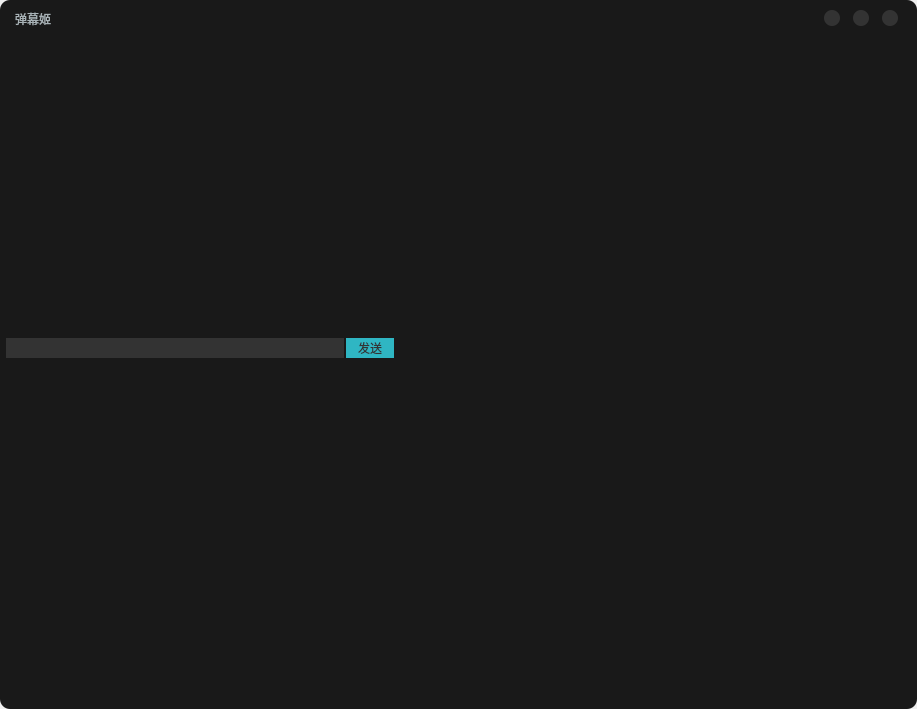
The window that danmuji.ui (HugoRoyic/bilibili-live-danmu) describes before a commit, drawn with Qt 5.
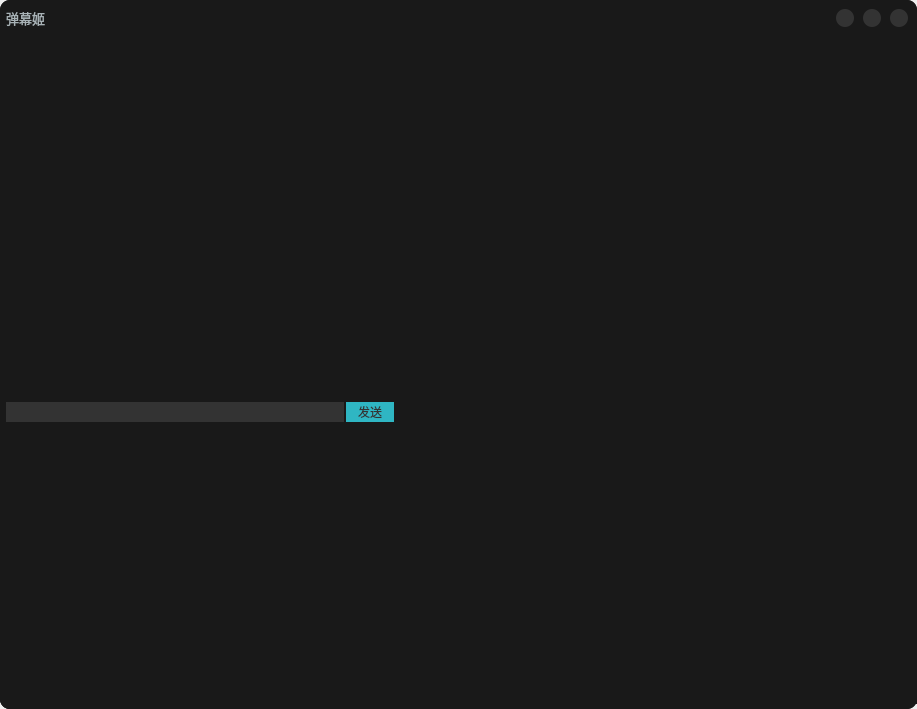
The same window after the commit.

What changed in the file:
```diff
--- a/danmuji.ui
+++ b/danmuji.ui
@@ -70,13 +70,13 @@
         <number>0</number>
        </property>
        <property name="leftMargin">
-        <number>6</number>
+        <number>0</number>
        </property>
        <property name="topMargin">
-        <number>6</number>
+        <number>0</number>
        </property>
        <property name="rightMargin">
-        <number>6</number>
+        <number>0</number>
        </property>
        <property name="bottomMargin">
         <number>0</number>
@@ -86,13 +86,13 @@
          <property name="minimumSize">
           <size>
            <width>0</width>
-           <height>25</height>
+           <height>30</height>
           </size>
          </property>
          <property name="maximumSize">
           <size>
            <width>16777215</width>
-           <height>25</height>
+           <height>30</height>
           </size>
          </property>
          <property name="frameShape">
@@ -109,7 +109,7 @@
            <number>0</number>
           </property>
           <property name="topMargin">
-           <number>0</number>
+           <number>6</number>
           </property>
           <property name="rightMargin">
            <number>0</number>
@@ -130,7 +130,7 @@
               <number>0</number>
              </property>
              <property name="leftMargin">
-              <number>9</number>
+              <number>6</number>
              </property>
              <property name="topMargin">
               <number>0</number>
@@ -143,6 +143,11 @@
              </property>
              <item>
               <widget class="QLabel" name="TitleLabel">
+               <property name="font">
+                <font>
+                 <pointsize>10</pointsize>
+                </font>
+               </property>
                <property name="styleSheet">
                 <string notr="true">color: #a8b2b6;</string>
                </property>
@@ -158,14 +163,14 @@
            <widget class="QFrame" name="TitleButtonFrame">
             <property name="maximumSize">
              <size>
-              <width>100</width>
+              <width>90</width>
               <height>16777215</height>
              </size>
             </property>
             <property name="styleSheet">
              <string notr="true">QPushButton {
 	border: none;
-	border-radius: 8px;
+	border-radius: 9px;
 	background-color: #333333;
 }
 QPushButton:hover {
@@ -198,14 +203,14 @@
               <widget class="QPushButton" name="MinimizeButton">
                <property name="minimumSize">
                 <size>
-                 <width>16</width>
-                 <height>16</height>
+                 <width>18</width>
+                 <height>18</height>
                 </size>
                </property>
                <property name="maximumSize">
                 <size>
-                 <width>16</width>
-                 <height>16</height>
+                 <width>18</width>
+                 <height>18</height>
                 </size>
                </property>
                <property name="text">
@@ -217,14 +222,14 @@
               <widget class="QPushButton" name="MaximizeButton">
                <property name="minimumSize">
                 <size>
-                 <width>16</width>
-                 <height>16</height>
+                 <width>18</width>
+                 <height>18</height>
                 </size>
                </property>
                <property name="maximumSize">
                 <size>
-                 <width>16</width>
-                 <height>16</height>
+                 <width>18</width>
+                 <height>18</height>
                 </size>
                </property>
                <property name="text">
@@ -236,14 +241,14 @@
               <widget class="QPushButton" name="CloseButton">
                <property name="minimumSize">
                 <size>
-                 <width>16</width>
-                 <height>16</height>
+                 <width>18</width>
+                 <height>18</height>
                 </size>
                </property>
                <property name="maximumSize">
                 <size>
-                 <width>16</width>
-                 <height>16</height>
+                 <width>18</width>
+                 <height>18</height>
                 </size>
                </property>
                <property name="text">
@@ -266,23 +271,23 @@
           <string notr="true">border-radius: 0px;</string>
          </property>
          <property name="frameShape">
-          <enum>QFrame::StyledPanel</enum>
+          <enum>QFrame::NoFrame</enum>
          </property>
          <property name="frameShadow">
           <enum>QFrame::Raised</enum>
          </property>
-         <layout class="QVBoxLayout" name="verticalLayout_3" stretch="1,1">
+         <layout class="QVBoxLayout" name="verticalLayout_3" stretch="3,2">
           <property name="spacing">
            <number>0</number>
           </property>
           <property name="leftMargin">
-           <number>0</number>
+           <number>6</number>
           </property>
           <property name="topMargin">
            <number>0</number>
           </property>
           <property name="rightMargin">
-           <number>0</number>
+           <number>6</number>
           </property>
           <property name="bottomMargin">
            <number>0</number>
@@ -313,6 +318,11 @@
              </property>
              <item>
               <widget class="QFrame" name="DanMuFrame">
+               <property name="font">
+                <font>
+                 <pointsize>9</pointsize>
+                </font>
+               </property>
                <property name="frameShape">
                 <enum>QFrame::StyledPanel</enum>
                </property>
@@ -337,11 +347,16 @@
                 </property>
                 <item>
                  <widget class="QListView" name="DanMuListView">
+                  <property name="font">
+                   <font>
+                    <pointsize>11</pointsize>
+                   </font>
+                  </property>
                   <property name="layoutDirection">
                    <enum>Qt::LeftToRight</enum>
                   </property>
                   <property name="styleSheet">
-                   <string notr="true">color: white;</string>
+                   <string notr="true">color: #c2c2c2;</string>
                   </property>
                   <property name="verticalScrollBarPolicy">
                    <enum>Qt::ScrollBarAlwaysOff</enum>
@@ -356,11 +371,20 @@
                    <set>QAbstractItemView::NoEditTriggers</set>
                   </property>
                   <property name="dragEnabled">
-                   <bool>true</bool>
+                   <bool>false</bool>
+                  </property>
+                  <property name="dragDropMode">
+                   <enum>QAbstractItemView::NoDragDrop</enum>
+                  </property>
+                  <property name="defaultDropAction">
+                   <enum>Qt::IgnoreAction</enum>
                   </property>
                   <property name="alternatingRowColors">
                    <bool>false</bool>
                   </property>
+                  <property name="selectionMode">
+                   <enum>QAbstractItemView::NoSelection</enum>
+                  </property>
                   <property name="verticalScrollMode">
                    <enum>QAbstractItemView::ScrollPerPixel</enum>
                   </property>
@@ -368,7 +392,10 @@
                    <enum>QAbstractItemView::ScrollPerPixel</enum>
                   </property>
                   <property name="movement">
-                   <enum>QListView::Free</enum>
+                   <enum>QListView::Static</enum>
+                  </property>
+                  <property name="flow">
+                   <enum>QListView::TopToBottom</enum>
                   </property>
                   <property name="isWrapping" stdset="0">
                    <bool>false</bool>
@@ -376,6 +403,9 @@
                   <property name="layoutMode">
                    <enum>QListView::SinglePass</enum>
                   </property>
+                  <property name="viewMode">
+                   <enum>QListView::ListMode</enum>
+                  </property>
                   <property name="wordWrap">
                    <bool>true</bool>
                   </property>
```
